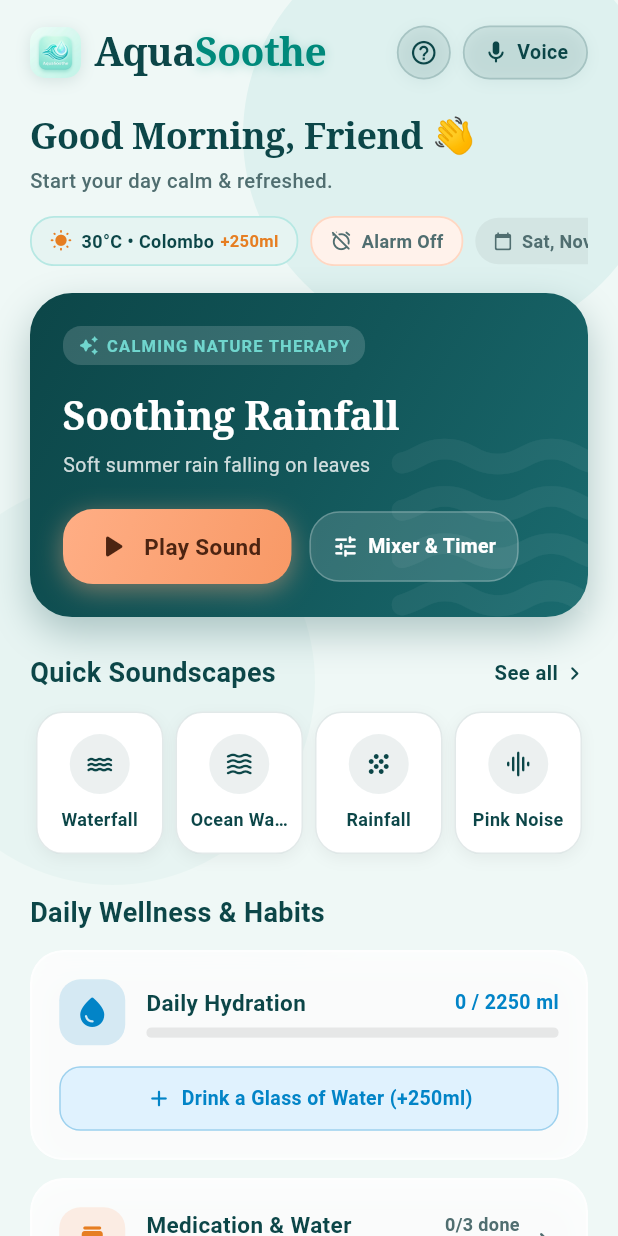
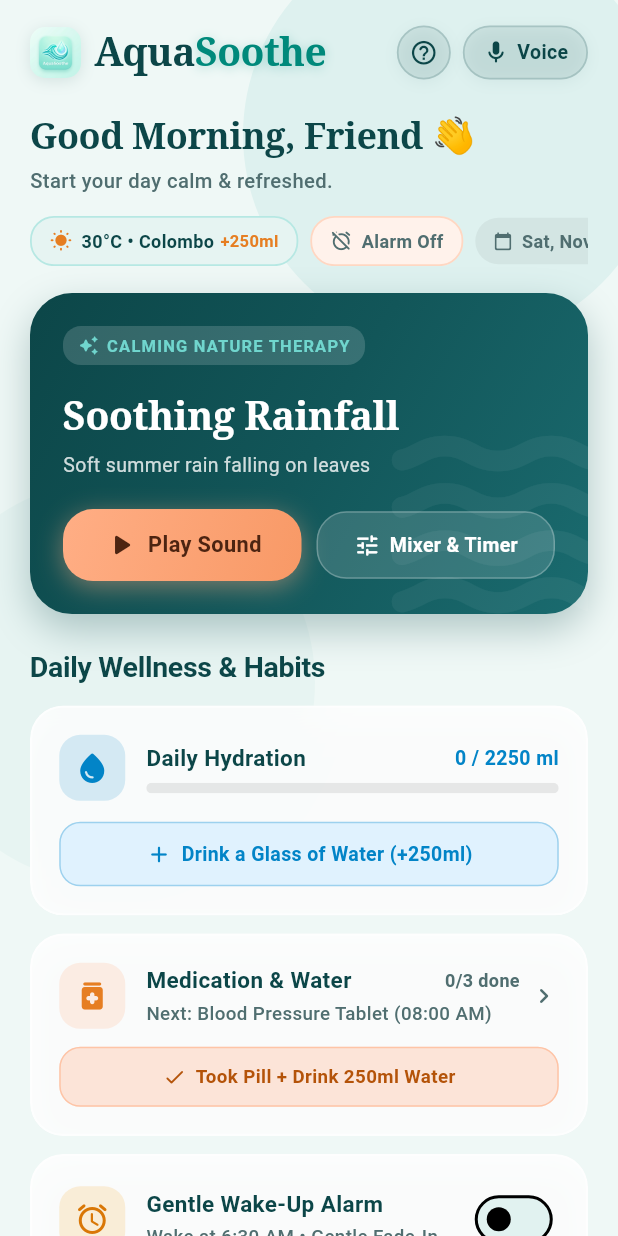
Before and after one commit to deshan2004/Aquasoothe, a Flutter app: the HomeScreen screen opened directly, on a phone screen of 412 x 824 dp. Run offline on Flutter 3.47's test engine with Material 3 defaults, Android fonts, the phone set to English and light mode, and no system bars; our stand-ins replace cloud_firestore, file_picker, firebase_auth, firebase_core, flutter_local_notifications, flutter_riverpod and 6 more; missing offline and left inert: audio_session; accounts and stored records are empty; network calls fail; statements that could not run were skipped.

Commit message:
fix(ui): fix hero card overflow, remove quick soundscapes from home, and polish wellness layout

```diff
--- a/lib/screens/home_screen.dart
+++ b/lib/screens/home_screen.dart
@@ -96,9 +96,6 @@ class HomeScreen extends ConsumerWidget {
     }
     final allMedsTaken = medicationList.isNotEmpty && medicationList.every((m) => m.isTakenToday);
     final takenMedsCount = medicationList.where((m) => m.isTakenToday).length;
-
-    // Quick Nature Sounds (4 most popular)
-    final quickSounds = SoundTrack.defaultTracks.take(4).toList();
 
     return Scaffold(
       backgroundColor: theme.scaffoldBackgroundColor,
@@ -435,7 +432,9 @@ class HomeScreen extends ConsumerWidget {
                                 Row(
                                   children: [
                                     // Big Play / Pause Button
-                                    ScaleButton(
+                                    Expanded(
+                                      flex: 5,
+                                      child: ScaleButton(
                                         onTap: () async {
                                           HapticFeedback.mediumImpact();
                                           if (isHeroPlaying) {
@@ -446,7 +445,7 @@ class HomeScreen extends ConsumerWidget {
                                           }
                                         },
                                         child: Container(
-                                        padding: const EdgeInsets.symmetric(horizontal: 20, vertical: 12),
+                                          padding: const EdgeInsets.symmetric(horizontal: 14, vertical: 12),
                                           decoration: BoxDecoration(
                                             gradient: const LinearGradient(
                                               colors: [Color(0xFFFFAE85), Color(0xFFF89966)],
@@ -463,33 +462,41 @@ class HomeScreen extends ConsumerWidget {
                                             ],
                                           ),
                                           child: Row(
+                                            mainAxisAlignment: MainAxisAlignment.center,
                                             mainAxisSize: MainAxisSize.min,
                                             children: [
                                               Icon(
                                                 isHeroPlaying ? Icons.pause_rounded : Icons.play_arrow_rounded,
                                                 color: const Color(0xFF4D2411),
-                                              size: 26,
+                                                size: 24,
                                               ),
-                                            const SizedBox(width: 8),
-                                            Text(
+                                              const SizedBox(width: 6),
+                                              Flexible(
+                                                child: Text(
                                                   isHeroPlaying
                                                       ? (isSi ? 'නවතන්න' : 'Pause')
                                                       : (isSi ? 'අසන්න' : 'Play Sound'),
+                                                  maxLines: 1,
+                                                  overflow: TextOverflow.ellipsis,
                                                   style: const TextStyle(
-                                                fontSize: 15,
+                                                    fontSize: 14.5,
                                                     fontWeight: FontWeight.bold,
                                                     color: Color(0xFF4D2411),
+                                                  ),
                                                 ),
                                               ),
                                             ],
                                           ),
                                         ),
                                       ),
+                                    ),
 
-                                    const SizedBox(width: 12),
+                                    const SizedBox(width: 10),
 
                                     // Sleep Timer & Studio Button
-                                    ScaleButton(
+                                    Expanded(
+                                      flex: 5,
+                                      child: ScaleButton(
                                         onTap: () {
                                           showModalBottomSheet(
                                             context: context,
@@ -502,7 +509,7 @@ class HomeScreen extends ConsumerWidget {
                                           );
                                         },
                                         child: Container(
-                                        padding: const EdgeInsets.symmetric(horizontal: 14, vertical: 13),
+                                          padding: const EdgeInsets.symmetric(horizontal: 12, vertical: 12),
                                           decoration: BoxDecoration(
                                             color: Colors.white.withValues(alpha: 0.14),
                                             borderRadius: BorderRadius.circular(20),
@@ -511,21 +518,27 @@ class HomeScreen extends ConsumerWidget {
                                             ),
                                           ),
                                           child: Row(
+                                            mainAxisAlignment: MainAxisAlignment.center,
                                             mainAxisSize: MainAxisSize.min,
                                             children: [
                                               const Icon(Icons.tune_rounded, color: Colors.white, size: 18),
                                               const SizedBox(width: 6),
-                                            Text(
+                                              Flexible(
+                                                child: Text(
                                                   audioNotifier.secondsRemaining > 0
                                                       ? audioNotifier.formattedTimeRemaining
-                                                  : (isSi ? 'Mixer & Timer' : 'Mixer & Timer'),
+                                                      : (isSi ? 'මික්සර් / ටයිමර්' : 'Mixer & Timer'),
+                                                  maxLines: 1,
+                                                  overflow: TextOverflow.ellipsis,
                                                   style: const TextStyle(
                                                     fontSize: 13,
                                                     fontWeight: FontWeight.bold,
                                                     color: Colors.white,
                                                   ),
                                                 ),
+                                              ),
                                             ],
+                                          ),
                                         ),
                                       ),
                                     ),
@@ -538,155 +551,24 @@ class HomeScreen extends ConsumerWidget {
                       ),
                     ),
 
-                    const SizedBox(height: 24),
+                    const SizedBox(height: 22),
 
                     // =========================================================
-                    // 4. 🌊 QUICK NATURE SOUNDS (One-Tap Instant Play)
+                    // 4. 🌿 DAILY WELLNESS & ROUTINES (Clean, Clear Cards)
                     // =========================================================
                     Row(
                       mainAxisAlignment: MainAxisAlignment.spaceBetween,
-                      crossAxisAlignment: CrossAxisAlignment.center,
                       children: [
                         Text(
-                          isSi ? 'ක්ෂණික ස්වභාවික නාද' : 'Quick Soundscapes',
+                          isSi ? 'දෛනික සුවතා සත්කාර' : 'Daily Wellness & Habits',
                           style: TextStyle(
-                            fontSize: 18,
+                            fontSize: 19,
                             fontWeight: FontWeight.bold,
                             color: textColor,
-                          ),
-                        ),
-                        ScaleButton(
-                          onTap: () {
-                            Navigator.of(context).pushReplacement(
-                              MaterialPageRoute(
-                                builder: (_) => const MainNavigationScreen(initialIndex: 1),
-                              ),
-                            );
-                          },
-                          child: Padding(
-                            padding: const EdgeInsets.symmetric(vertical: 4),
-                            child: Row(
-                              children: [
-                                Text(
-                                  isSi ? 'සියල්ල' : 'See all',
-                                  style: TextStyle(
-                                    fontSize: 13.5,
-                                    fontWeight: FontWeight.bold,
-                                    color: isDark ? const Color(0xFF5ED1C7) : primaryTeal,
-                                  ),
-                                ),
-                                const SizedBox(width: 2),
-                                Icon(
-                                  Icons.chevron_right_rounded,
-                                  size: 18,
-                                  color: isDark ? const Color(0xFF5ED1C7) : primaryTeal,
-                                ),
-                              ],
-                            ),
+                            letterSpacing: -0.2,
                           ),
                         ),
                       ],
-                    ),
-
-                    const SizedBox(height: 12),
-
-                    // 4 Sound Cards Row
-                    Row(
-                      children: quickSounds.map((track) {
-                        final isThisTrackPlaying = audioNotifier.isPlaying && audioNotifier.currentTrack.id == track.id;
-
-                        return Expanded(
-                          child: Padding(
-                            padding: const EdgeInsets.symmetric(horizontal: 4.0),
-                            child: ScaleButton(
-                              onTap: () async {
-                                HapticFeedback.selectionClick();
-                                ref.read(settingsProvider.notifier).setLastUsedSoundId(track.id);
-                                if (isThisTrackPlaying) {
-                                  await audioNotifier.pause();
-                                } else {
-                                  await audioNotifier.selectTrack(track);
-                                  await audioNotifier.play();
-                                }
-                              },
-                              child: Container(
-                                padding: const EdgeInsets.symmetric(vertical: 14, horizontal: 8),
-                                decoration: BoxDecoration(
-                                  color: isThisTrackPlaying
-                                      ? goldAmber.withValues(alpha: isDark ? 0.25 : 0.2)
-                                      : (isDark ? const Color(0xFF13272C) : Colors.white),
-                                  borderRadius: BorderRadius.circular(18),
-                                  border: Border.all(
-                                    color: isThisTrackPlaying
-                                        ? const Color(0xFFF89966)
-                                        : (isDark ? Colors.white.withValues(alpha: 0.1) : primaryTeal.withValues(alpha: 0.12)),
-                                    width: isThisTrackPlaying ? 1.8 : 1.0,
-                                  ),
-                                  boxShadow: [
-                                    BoxShadow(
-                                      color: Colors.black.withValues(alpha: isDark ? 0.15 : 0.05),
-                                      blurRadius: 8,
-                                      offset: const Offset(0, 3),
-                                    ),
-                                  ],
-                                ),
-                                child: Column(
-                                  children: [
-                                    Container(
-                                      width: 40,
-                                      height: 40,
-                                      decoration: BoxDecoration(
-                                        color: isThisTrackPlaying
-                                            ? goldAmber
-                                            : (isDark ? Colors.white.withValues(alpha: 0.08) : primaryTeal.withValues(alpha: 0.08)),
-                                        shape: BoxShape.circle,
-                                      ),
-                                      child: Icon(
-                                        isThisTrackPlaying ? Icons.pause_rounded : track.icon,
-                                        size: 20,
-                                        color: isThisTrackPlaying
-                                            ? const Color(0xFF4D2411)
-                                            : (isDark ? const Color(0xFF5ED1C7) : primaryTeal),
-                                      ),
-                                    ),
-                                    const SizedBox(height: 8),
-                                    Text(
-                                      track.title
-                                          .replaceAll('Soothing ', '')
-                                          .replaceAll('Cascading ', '')
-                                          .replaceAll('Deep ', ''),
-                                      maxLines: 1,
-                                      overflow: TextOverflow.ellipsis,
-                                      textAlign: TextAlign.center,
-                                      style: TextStyle(
-                                        fontSize: 12,
-                                        fontWeight: FontWeight.bold,
-                                        color: isThisTrackPlaying
-                                            ? (isDark ? goldAmber : const Color(0xFFB45309))
-                                            : textColor,
-                                      ),
-                                    ),
-                                  ],
-                                ),
-                              ),
-                            ),
-                          ),
-                        );
-                      }).toList(),
-                    ),
-
-                    const SizedBox(height: 26),
-
-                    // =========================================================
-                    // 5. 🌿 DAILY WELLNESS & ROUTINES (Clean, Clear Cards)
-                    // =========================================================
-                    Text(
-                      isSi ? 'දෛනික සුවතා සත්කාර' : 'Daily Wellness & Habits',
-                      style: TextStyle(
-                        fontSize: 18,
-                        fontWeight: FontWeight.bold,
-                        color: textColor,
-                      ),
                     ),
                     const SizedBox(height: 12),
 
@@ -1058,8 +940,8 @@ class HomeScreen extends ConsumerWidget {
                       ),
                     ),
 
-                    // Extra bottom space for floating nav bar
-                    const SizedBox(height: 100),
+                    // Extra bottom space for floating nav bar & mini player
+                    const SizedBox(height: 120),
                   ],
                 ),
               ),
```
Lines whose indentation alone changed are shown as unchanged.
